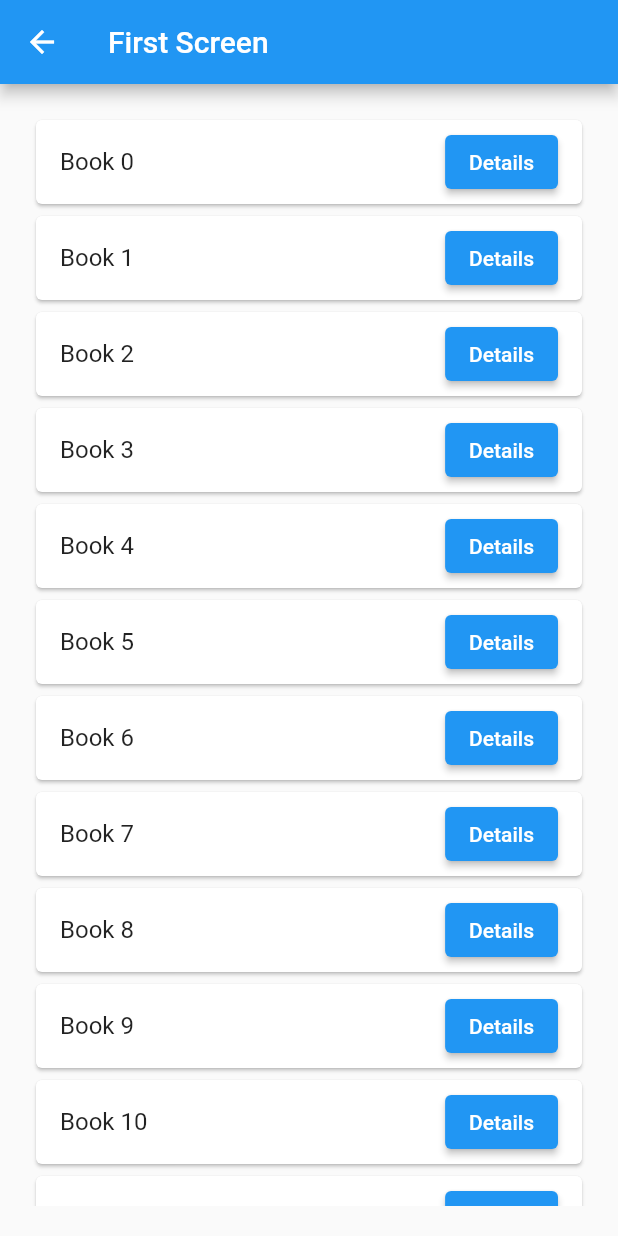
After one commit to InMatrix/navigator2_exercise, a Flutter app: the FirstScreen screen opened directly, on a phone screen of 412 x 824 dp. The commit adds this screen. Run offline on Flutter 3.47's test engine with Material 2 defaults, Android fonts, the phone set to English and light mode, and no system bars; our stand-ins replace auto_route.

Commit message:
Add an auto_route demo

```diff
--- /dev/null
+++ b/lib/auto_route_exercise.dart
@@ -0,0 +1,94 @@
+import 'package:flutter/material.dart';
+import 'package:auto_route/auto_route.dart';
+import 'package:navigator2_exercise/auto_route_exercise.gr.dart';
+
+// Run `dart run build_runner watch` to generate code before running the demo
+void main() {
+  runApp(MyApp());
+}
+
+@MaterialAutoRouter(
+  replaceInRouteName: 'Screen,Route',
+  routes: <AutoRoute>[
+    AutoRoute(page: FirstScreen, initial: true),
+    AutoRoute(page: SecondScreen, path: '/second-screen/:id'),
+  ],
+)
+class $AppRouter {}
+
+class MyApp extends StatelessWidget {
+  final _appRouter = AppRouter();
+  @override
+  Widget build(BuildContext context) {
+    return MaterialApp.router(
+      routerDelegate: _appRouter.delegate(),
+      routeInformationParser: _appRouter.defaultRouteParser(),
+    );
+  }
+}
+
+class FirstScreen extends StatelessWidget {
+  @override
+  Widget build(BuildContext context) {
+    return Scaffold(
+      appBar: AppBar(
+        title: Text('First Screen'),
+      ),
+      body: Center(
+        child: Padding(
+          padding: EdgeInsets.all(20.0),
+          child: ListView.builder(
+            itemCount: 20,
+            itemBuilder: (context, index) {
+              return Card(
+                child: ListTile(
+                  title: Text("Book $index"),
+                  trailing: ElevatedButton(
+                    child: Text('Details'),
+                    onPressed: () {
+                      // Navigate to the second screen using a named route.
+                      context.router.push(SecondRoute(bookId: "$index"));
+                    },
+                  ),
+                ),
+              );
+            },
+          ),
+        ),
+      ),
+    );
+  }
+}
+
+class SecondScreen extends StatelessWidget {
+  final String bookId;
+  SecondScreen({Key key, @PathParam('id') this.bookId}) : super(key: key);
+
+  @override
+  Widget build(BuildContext context) {
+    return Scaffold(
+      appBar: AppBar(
+        title: Text("Second Screen"),
+      ),
+      body: Center(
+        child: Column(
+          children: [
+            Text("Book $bookId"),
+            ElevatedButton(
+              onPressed: () {
+                // Navigate back to the first screen by popping the current route
+                // off the stack.
+                if (context.router.stack.length > 1) {
+                  context.router.pop();
+                } else {
+                  context.router.navigate(FirstRoute());
+                }
+              },
+              child: Text('Go back!'),
+            ),
+          ],
+        ),
+      ),
+    );
+  }
+}
--- a/lib/main.dart
+++ b/lib/main.dart
@@ -1,5 +1,6 @@
 import 'package:flutter/material.dart';
 
+// This demo exercise the Navigator 2.0 API
 void main() {
   runApp(BooksApp());
 }
--- a/pubspec.yaml
+++ b/pubspec.yaml
@@ -23,7 +23,7 @@ environment:
 dependencies:
   flutter:
     sdk: flutter
-
+  auto_route: 1.0.0-beta.3
 
   # The following adds the Cupertino Icons font to your application.
   # Use with the CupertinoIcons class for iOS style icons.
@@ -32,6 +32,8 @@ dependencies:
 dev_dependencies:
   flutter_test:
     sdk: flutter
+  auto_route_generator: 1.0.0-beta.2
+  build_runner:
 
 # For information on the generic Dart part of this file, see the
 # following page: https://dart.dev/tools/pub/pubspec
```
Also changed, not shown: lib/auto_route_exercise.gr.dart (added), 2 other files.
